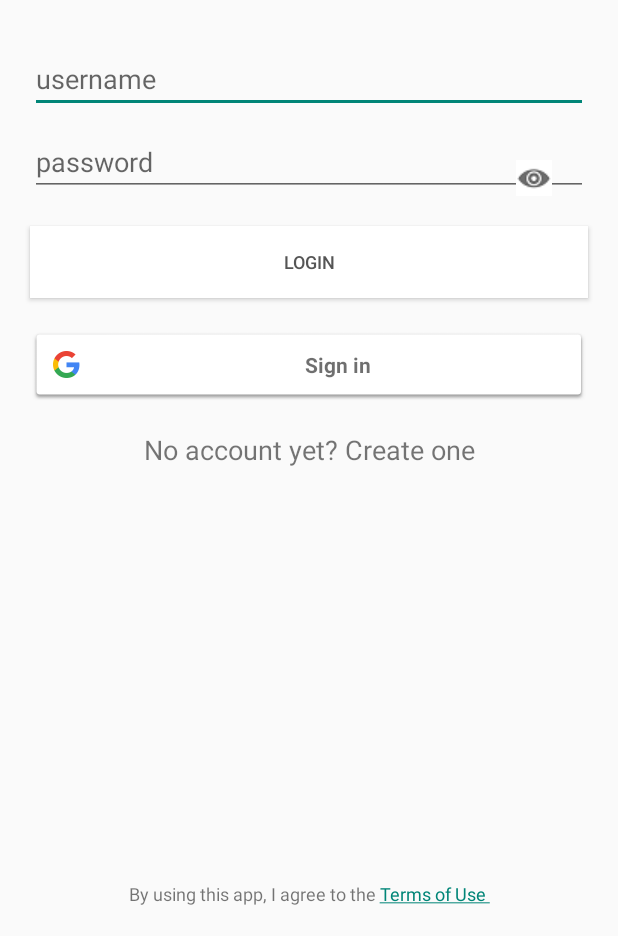
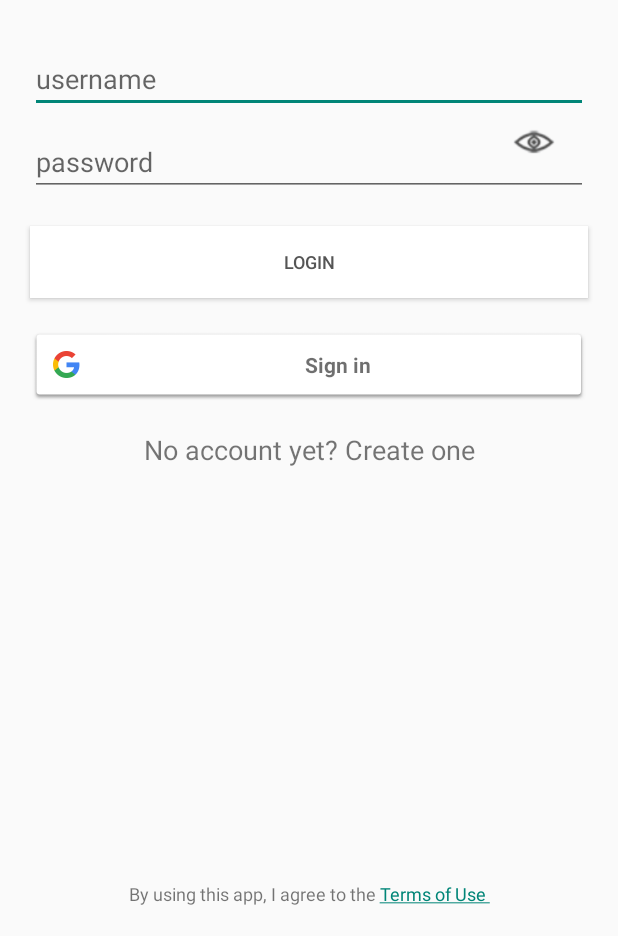
Before and after one commit to sukesholivo/App, an Android app: the screen it shows after launch (StartPageActivity), on a phone screen of 412 x 824 dp, the part 300-1236 px from its top. Run offline under Robolectric (Android 15) with nearby library versions, the phone set to English and light mode, and no system bars; libraries missing offline, so code that uses them is left out: it.gmariotti.cardslib, org.achartengine, org.achartengine.chart, org.achartengine.model, org.achartengine.renderer; 1 statement that could not run was skipped.

Commit message:
Before Login Screens - UI

```diff
--- a/App/main/src/main/res/layout/activity_startup.xml
+++ b/App/main/src/main/res/layout/activity_startup.xml
@@ -76,12 +76,12 @@
                 <ImageView
                     android:id="@+id/eyeImage"
                     android:layout_width="match_parent"
-                    android:layout_height="wrap_content"
+                    android:layout_height="40dp"
                     android:clickable="true"
                     android:src="@drawable/ic_show_password"
                     android:layout_marginLeft="300sp"
-                    android:layout_marginStart="300sp"
-                    android:layout_alignBottom="@+id/loginPassword" />
+                    android:layout_marginTop="-10dp"
+                    android:layout_alignParentTop="@+id/loginPassword"/>
 
             </RelativeLayout>
 
```
Also changed, not shown: App/main/src/main/res/drawable/ic_show_password.png.
